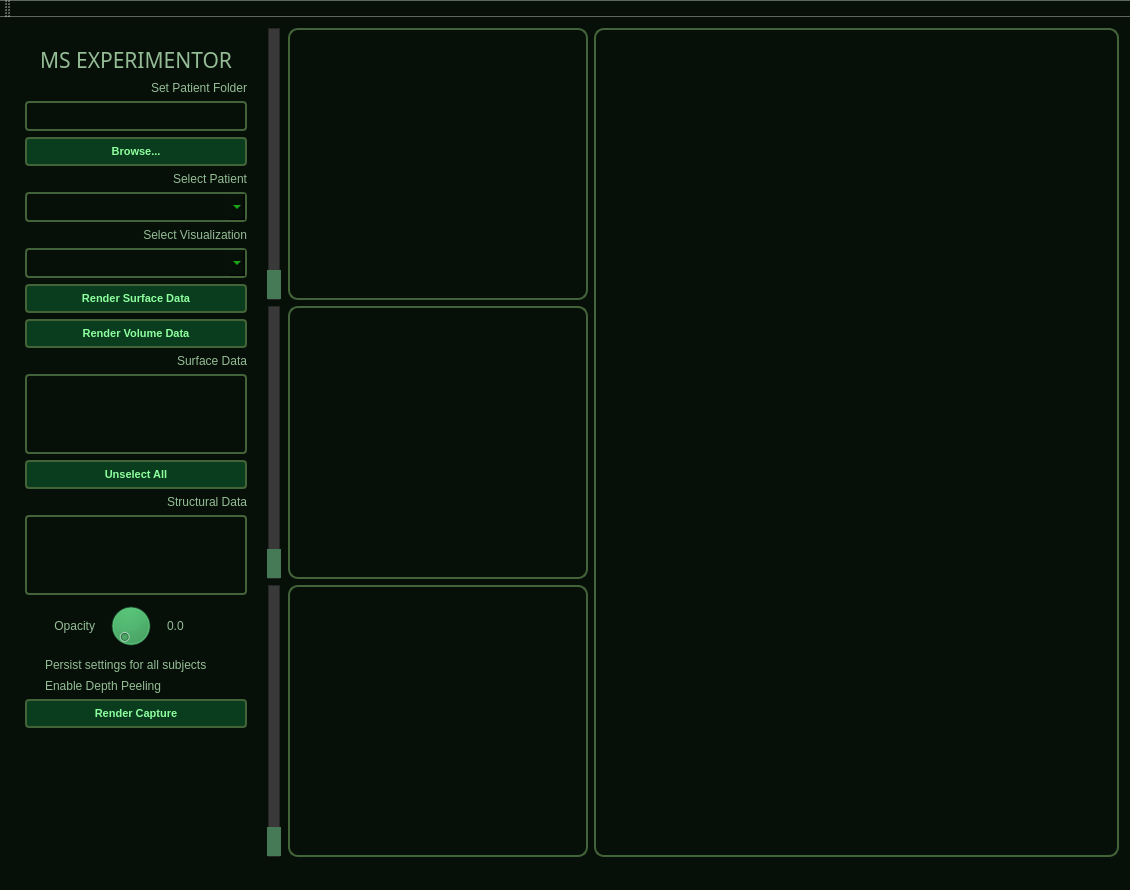
sherinsugathan/MS_Lesion_Vis, file lesionui.ui: the form before one commit.
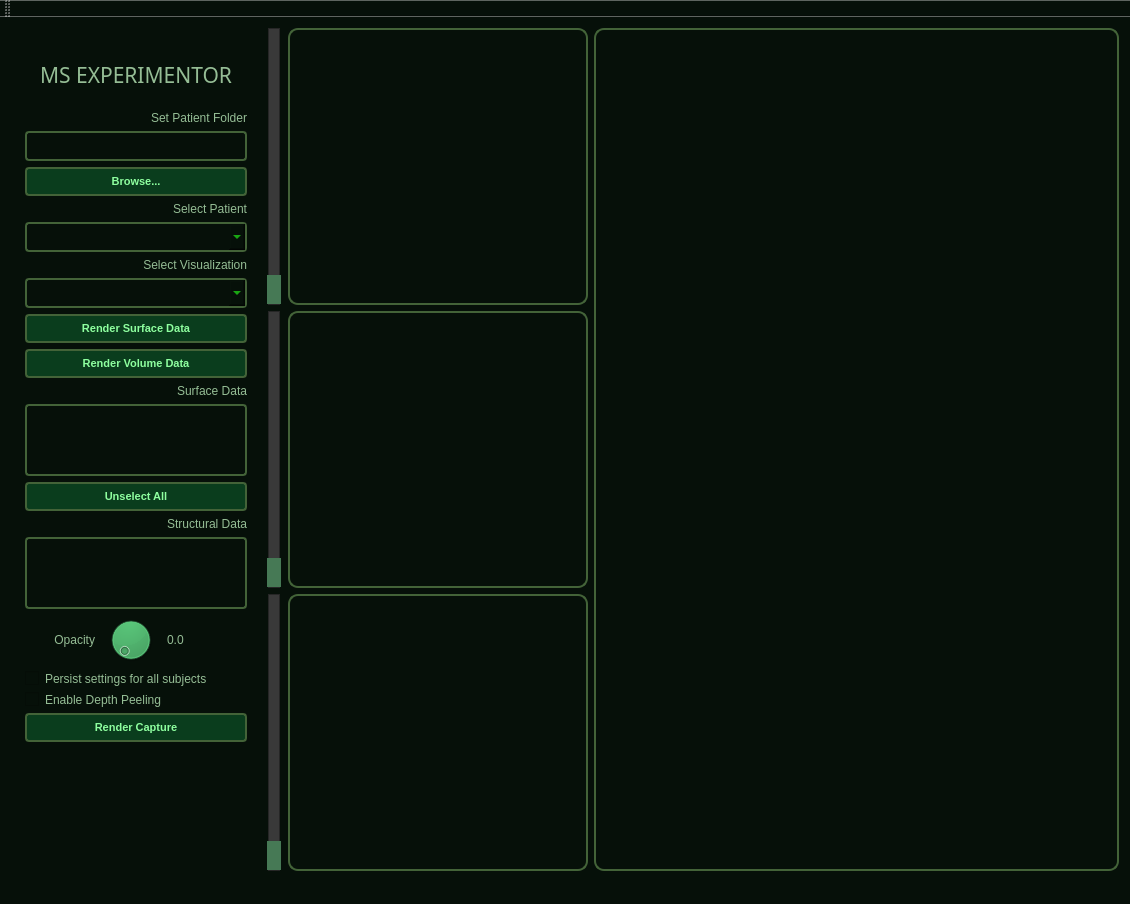
The form after the commit. Icons and pictures are not drawn.

What changed in the file:
```diff
--- a/lesionui.ui
+++ b/lesionui.ui
@@ -381,7 +381,13 @@
         </widget>
        </item>
        <item row="1" column="1">
-        <widget class="QLabel" name="label_6">
+        <widget class="QLabel" name="logoLabel">
+         <property name="minimumSize">
+          <size>
+           <width>220</width>
+           <height>60</height>
+          </size>
+         </property>
          <property name="font">
           <font>
            <family>Google Sans</family>
```
